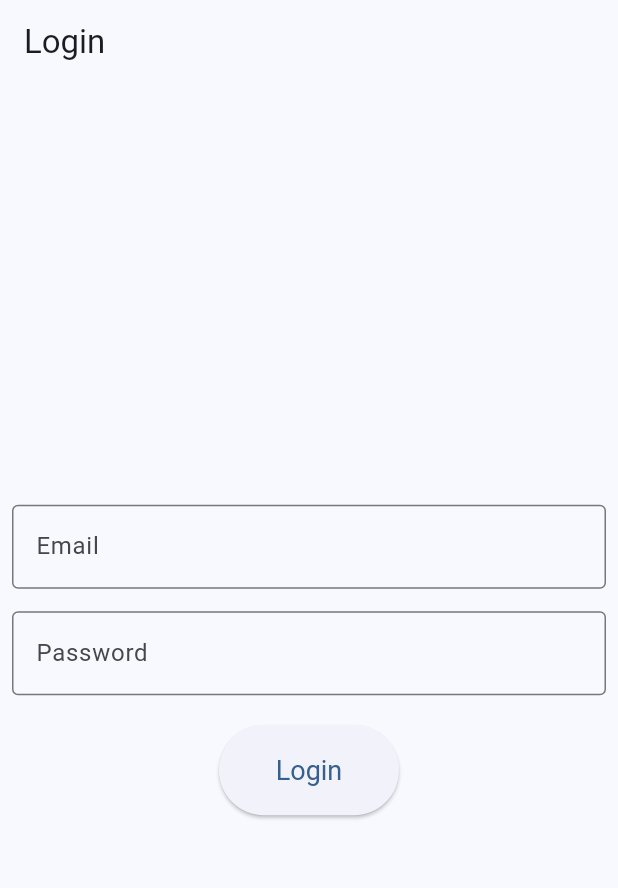
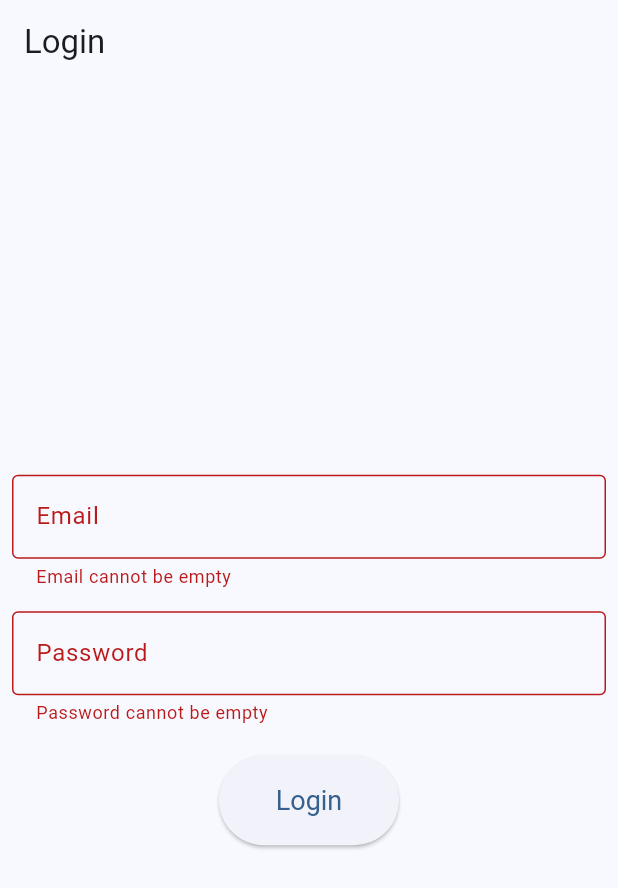
Before and after one commit to ruhulmath08/flutter_all_test, a Flutter app: the screen it shows after launch, after a tap on "Login", on a phone screen of 412 x 824 dp. Shown: the top 888 px of the screen. Run offline on Flutter 3.47's test engine with Material 2 defaults, Android fonts, the phone set to English and light mode, and no system bars; our stand-ins replace equatable, flutter_bloc, fluttertoast.

Commit message:
Complete design and BLoC implementation

```diff
--- a/lib/src/features/home/home_page.dart
+++ b/lib/src/features/home/home_page.dart
@@ -13,7 +13,7 @@ class _HomePageState extends State<HomePage> {
   Widget build(BuildContext context) {
     return Scaffold(
       appBar: AppBar(
-        title: const Text(loginPageTitle),
+        title: const Text(homePageTitle),
       ),
       body: _buildBody(),
     );
--- a/lib/src/features/login/bloc/login_bloc.dart
+++ b/lib/src/features/login/bloc/login_bloc.dart
@@ -24,20 +24,29 @@ class LoginBloc extends Bloc<LoginEvent, LoginState> {
     ChangePasswordEvent event,
     Emitter emit,
   ) {
-    emit(state.copyWith(email: event.password));
+    emit(state.copyWith(password: event.password));
   }
 
   FutureOr<void> _onPressSubmitButtonEventToState(
-      SubmitLoginEvent event,
-      Emitter emit,
-      ) async{
+    SubmitLoginEvent event,
+    Emitter emit,
+  ) async {
+    print('press login button');
     emit(state.copyWith(loginStatus: LoginStatus.loading));
+    await Future.delayed(const Duration(seconds: 3));
     String email = state.email.trim();
     String password = state.password;
-    if(email == 'ruhul@gmail.com' && password == '123456'){
-      emit(state.copyWith(loginStatus: LoginStatus.success));
-    }else{
-      emit(state.copyWith(loginStatus: LoginStatus.fail));
+    if (email == 'ruhul@gmail.com' && password == '123456') {
+      emit(state.copyWith(loginStatus: LoginStatus.success, errorMessage: ''));
+    } else {
+      emit(
+        state.copyWith(
+          loginStatus: LoginStatus.fail,
+          errorMessage: 'Login failed, please try again.',
+        ),
+      );
     }
   }
+
+
 }
--- a/lib/src/features/login/bloc/login_state.dart
+++ b/lib/src/features/login/bloc/login_state.dart
@@ -7,24 +7,33 @@ class LoginState extends Equatable {
     this.loginStatus = LoginStatus.initial,
     this.email = '',
     this.password = '',
+    this.errorMessage = '',
   });
 
   final LoginStatus loginStatus;
   final String email;
   final String password;
+  final String errorMessage;
 
   LoginState copyWith({
     LoginStatus? loginStatus,
     String? email,
     String? password,
+    String? errorMessage,
   }) {
     return LoginState(
       loginStatus: loginStatus ?? this.loginStatus,
       email: email ?? this.email,
       password: password ?? this.password,
+      errorMessage: errorMessage ?? this.errorMessage,
     );
   }
 
   @override
-  List<Object?> get props => [loginStatus, email, password];
+  List<Object?> get props => [
+        loginStatus,
+        email,
+        password,
+        errorMessage,
+      ];
 }
--- a/lib/src/features/login/login_page.dart
+++ b/lib/src/features/login/login_page.dart
@@ -2,6 +2,7 @@ import 'package:flutter/material.dart';
 import 'package:flutter_all_test/src/core/routes/routing_constants.dart';
 import 'package:flutter_all_test/src/features/login/bloc/login_bloc.dart';
 import 'package:flutter_bloc/flutter_bloc.dart';
+import 'package:fluttertoast/fluttertoast.dart';
 
 class LoginPage extends StatefulWidget {
   const LoginPage({super.key});
@@ -11,8 +12,7 @@ class LoginPage extends StatefulWidget {
 }
 
 class _LoginPageState extends State<LoginPage> {
-  TextEditingController emailController = TextEditingController();
-  TextEditingController passwordController = TextEditingController();
+  final _formKey = GlobalKey<FormState>();
 
   @override
   Widget build(BuildContext context) {
@@ -28,6 +28,8 @@ class _LoginPageState extends State<LoginPage> {
     return Center(
       child: Padding(
         padding: const EdgeInsets.all(8),
+        child: Form(
+          key: _formKey,
           child: Column(
             mainAxisAlignment: MainAxisAlignment.center,
             mainAxisSize: MainAxisSize.max,
@@ -41,6 +43,7 @@ class _LoginPageState extends State<LoginPage> {
             ],
           ),
         ),
+      ),
     );
   }
 
@@ -49,14 +52,17 @@ class _LoginPageState extends State<LoginPage> {
       buildWhen: (previous, current) => previous.email != current.email,
       builder: (context, state) {
         return TextFormField(
-          controller: emailController,
+          key: const Key('login_email'),
           decoration: const InputDecoration(
             border: OutlineInputBorder(),
             label: Text('Email'),
+            hintText: 'ruhul@gmail.com',
           ),
-          onChanged: (String email) => LoginBloc().add(
+          onChanged: (String email) => context.read<LoginBloc>().add(
                 ChangeEmailEvent(email: email),
               ),
+          validator: (String? email) =>
+              email!.isNotEmpty ? null : 'Email cannot be empty',
         );
       },
     );
@@ -67,21 +73,32 @@ class _LoginPageState extends State<LoginPage> {
       buildWhen: (previous, current) => previous.password != current.password,
       builder: (context, state) {
         return TextFormField(
-          controller: passwordController,
+          key: const Key('login_password'),
           decoration: const InputDecoration(
             border: OutlineInputBorder(),
             label: Text('Password'),
+            hintText: '123456',
           ),
-          onChanged: (String password) => LoginBloc().add(
+          onChanged: (String password) => context.read<LoginBloc>().add(
                 ChangePasswordEvent(password: password),
               ),
+          validator: (String? password) =>
+              password!.isNotEmpty ? null : 'Password cannot be empty',
         );
       },
     );
   }
 
   Widget _buildLoginButton() {
-    return BlocBuilder<LoginBloc, LoginState>(
+    return BlocConsumer<LoginBloc, LoginState>(
+      listenWhen: (previous, current) => previous.loginStatus != current.loginStatus,
+      listener: (BuildContext context, LoginState state) {
+        if (state.loginStatus == LoginStatus.success) {
+          Navigator.pushNamed(context, homePageRoute);
+        } else if (state.loginStatus == LoginStatus.fail) {
+          Fluttertoast.showToast(msg: state.errorMessage);
+        }
+      },
       buildWhen: (previous, current) =>
           previous.loginStatus != current.loginStatus,
       builder: (context, state) {
@@ -89,7 +106,12 @@ class _LoginPageState extends State<LoginPage> {
           return const CircularProgressIndicator.adaptive();
         } else {
           return ElevatedButton(
-            onPressed: () => LoginBloc().add(SubmitLoginEvent()),
+            key: const Key('login_button'),
+            onPressed: () {
+              if (_formKey.currentState!.validate()) {
+                context.read<LoginBloc>().add(SubmitLoginEvent());
+              }
+            },
             style: ElevatedButton.styleFrom(
               minimumSize: const Size(120, 60),
               textStyle: const TextStyle(fontSize: 18),
```
Lines whose indentation alone changed are shown as unchanged.
